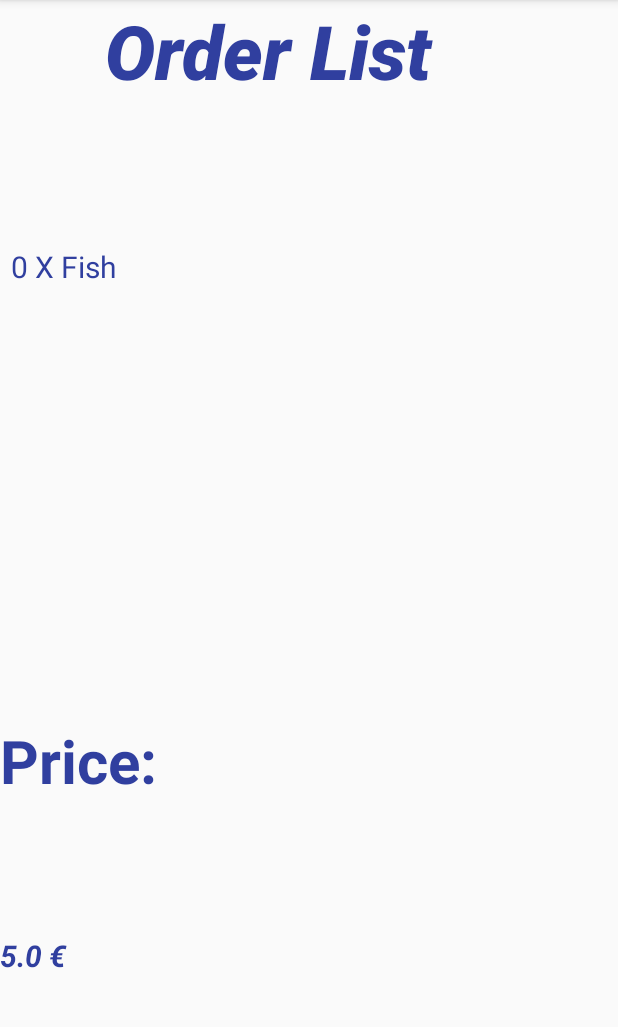
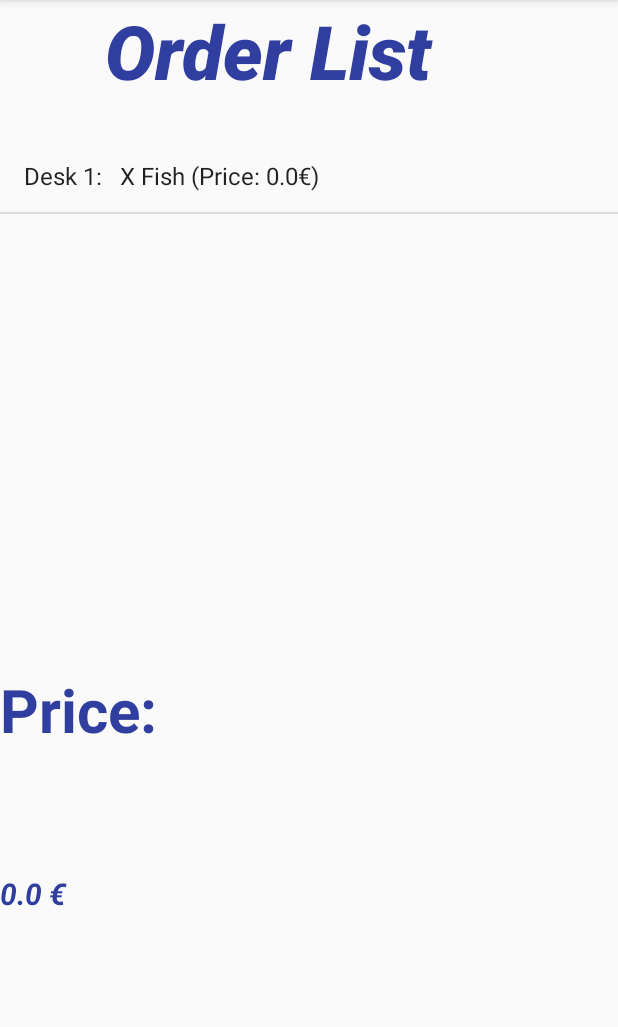
Before and after one commit to omerfatih97/BillCalculater, an Android app: the screen it shows after launch (OrderActivity), after a tap on an icon or button, on a phone screen of 412 x 824 dp, the part 84-1111 px from its top. Run offline under Robolectric (Android 15) with nearby library versions, the phone set to English and light mode, and no system bars; 1 statement that could not run was skipped.

Commit message:
Commit on 24.06.2018

```diff
--- a/app/src/main/java/com/example/fatih/billcalculater/DataHelper.java
+++ b/app/src/main/java/com/example/fatih/billcalculater/DataHelper.java
@@ -5,6 +5,7 @@ import android.content.Context;
 import android.database.Cursor;
 import android.database.sqlite.SQLiteDatabase;
 import android.database.sqlite.SQLiteOpenHelper;
+import android.widget.Toast;
 
 import java.util.ArrayList;
 
@@ -13,13 +14,13 @@ public class DataHelper extends SQLiteOpenHelper {
     public static final String Table_Desk ="desk";
     public static final String Table_Menu ="menu";
     public static final String Table_Order ="ord";
-    public static double top=0;
+
 
     public static final int Database_Version =1;
 
     public static final String Create_Menu ="CREATE TABLE IF NOT EXISTS "+Table_Menu+"(id INTEGER PRIMARY KEY AUTOINCREMENT,food_name STRING NOT NULL UNIQUE,price DOUBLE NOT NULL )";
     public static final String Create_Desk ="CREATE TABLE IF NOT EXISTS "+ Table_Desk +"(id INTEGER PRIMARY KEY AUTOINCREMENT, desk_no STRING NOT NULL UNIQUE )";
-    public static final String Create_Order ="CREATE TABLE IF NOT EXISTS "+ Table_Order +"(id INTEGER PRIMARY KEY AUTOINCREMENT, desk_id STRING NOT NULL, food_id STRING NOT NULL )";
+    public static final String Create_Order ="CREATE TABLE IF NOT EXISTS "+ Table_Order +"(id INTEGER PRIMARY KEY AUTOINCREMENT, desk_id STRING NOT NULL, food_id STRING NOT NULL)";
 
     public static final String Delete_Menu ="DROP TABLE IF EXISTS "+Table_Menu;
     public static final String Delete_Desk ="DROP TABLE IF EXISTS "+Table_Desk;
@@ -38,9 +39,8 @@ public class DataHelper extends SQLiteOpenHelper {
 
     @Override
     public void onUpgrade(SQLiteDatabase db, int oldVersion, int newVersion) {
-        db.execSQL(Delete_Desk);
-        db.execSQL(Delete_Menu);
         db.execSQL(Delete_Order);
+        // Create tables again
         onCreate(db);
     }
 
@@ -81,30 +81,23 @@ public class DataHelper extends SQLiteOpenHelper {
         }
     }
 
-    /* public void insertOrder( String desk_id,String food_id){
-        SQLiteDatabase db = this.getWritableDatabase();
-        db.beginTransaction();
-        ContentValues values;
-        try {
-            values= new ContentValues();
-            values.put("food_id",food_id);
-            values.put("desk_id",desk_id);
-            db.insert(Table_Order,null,values);
-            db.setTransactionSuccessful();
-        }catch (Exception e){
-            e.printStackTrace();
-        }
-        finally {
-            db.endTransaction();
-            db.close();
-        }
-    }
-*/
-    public boolean AddData(String Masa,String Yemek){
+
+    public boolean AddData(String Masa,String Yemek,String Quantity){
         SQLiteDatabase db=this.getWritableDatabase();
         ContentValues contentValues=new ContentValues();
         contentValues.put("desk_id",Masa);
-        contentValues.put("food_id",Yemek);
+
+        Cursor cursor = db.query("menu",null,"food_name=?",new String[]{Yemek},null,null,null);
+        cursor.moveToFirst();
+        Double price = cursor.getDouble(cursor.getColumnIndex("price"));
+        cursor.close();
+        int quan=Integer.parseInt(Quantity);
+        price*=quan;
+
+        //contentValues.put("toplam",price);
+
+        contentValues.put("food_id",Quantity+" X "+Yemek+" (Price: "+price+"€)");
+
         long result=db.insert(Table_Order,null,contentValues);
         if (result==-1){
             return false;
@@ -177,7 +170,8 @@ public class DataHelper extends SQLiteOpenHelper {
                 while (c.moveToNext()){
                     String food_name = c.getString(c.getColumnIndex("food_id"));
                     String desk = c.getString(c.getColumnIndex("desk_id"));
-                    listorder.add(food_name);
+
+                    listorder.add(desk+":  "+food_name);
                 }
             }
             db.setTransactionSuccessful();
@@ -199,17 +193,10 @@ public class DataHelper extends SQLiteOpenHelper {
         String price = cursor.getString(cursor.getColumnIndex("price"));
         cursor.close();
 
+            db.endTransaction();
+            db.close();
+
+
         return price;
     }
-
-    public String findOrders(String desk_id){
-        SQLiteDatabase db = this.getReadableDatabase();
-        db.beginTransaction();
-        Cursor cursor = db.query("ord",null,"desk_id=?",new String[]{desk_id},null,null,null);
-        cursor.moveToFirst();
-        String food = cursor.getString(cursor.getColumnIndex("food_id"));
-        cursor.close();
-
-        return food;
-    }
 }
--- a/app/src/main/java/com/example/fatih/billcalculater/MainActivity.java
+++ b/app/src/main/java/com/example/fatih/billcalculater/MainActivity.java
@@ -4,7 +4,6 @@ import android.content.Intent;
 import android.database.sqlite.SQLiteDatabase;
 import android.os.Bundle;
 import android.support.design.widget.FloatingActionButton;
-import android.support.design.widget.Snackbar;
 import android.support.v7.app.AppCompatActivity;
 import android.view.View;
 import android.view.Menu;
@@ -13,14 +12,11 @@ import android.widget.AdapterView;
 import android.widget.ArrayAdapter;
 import android.widget.Button;
 import android.widget.EditText;
-import android.widget.ListView;
 import android.widget.Spinner;
 import android.widget.TextView;
 import android.widget.Toast;
 
 import java.util.ArrayList;
-import java.util.Arrays;
-import java.util.List;
 
 public class MainActivity extends AppCompatActivity  {
 
@@ -29,9 +25,16 @@ public class MainActivity extends AppCompatActivity  {
     public static final String Quantity = "com.example.fatih.billcalculater.quantity";
     public static final String MenuPos = "com.example.fatih.billcalculater.menupos";
     public static final String DeskPos = "com.example.fatih.billcalculater.deskpos";
-    public static final String list= "com.example.fatih.billcalculater.list";
+
+
+
     DataHelper dataHelper = new DataHelper(this);
     SQLiteDatabase db;
+
+    String[] orderDesk =new String[100];
+
+
+    int i=0;
 
     @Override
     protected void onCreate(Bundle savedInstanceState) {
@@ -57,7 +60,7 @@ public class MainActivity extends AppCompatActivity  {
 
         ArrayList<String>listDesk = dataHelper.getAllDesk();
         final Spinner sp = (Spinner)findViewById(R.id.spinnerDesk);
-        final ArrayAdapter<String>adapter=new ArrayAdapter<String>(this,R.layout.spinner_layout,R.id.Dtxt,listDesk);
+        ArrayAdapter<String>adapter=new ArrayAdapter<String>(this,R.layout.spinner_layout,R.id.Dtxt,listDesk);
 
         sp.setAdapter(adapter);
         spMenu.setAdapter(adapterMenu);
@@ -85,125 +88,88 @@ public class MainActivity extends AppCompatActivity  {
             }
         });
 
-        sp.setOnItemSelectedListener(new AdapterView.OnItemSelectedListener() {
+       sp.setOnItemSelectedListener(new AdapterView.OnItemSelectedListener() {
             @Override
             public void onItemSelected(AdapterView<?> parent, View view, int position, long id) {
                 String Desk_id = (String) parent.getItemAtPosition(position);
                 // Notify the selected item text
-
                 intent.putExtra(DeskPos,Desk_id);
+                orderDesk[0]=Desk_id;
             }
-
             @Override
             public void onNothingSelected(AdapterView<?> parent) {
-
             }
         });
 
+
+
+
         Button addBtn=(Button)findViewById(R.id.buttonAdd);
         addBtn.setOnClickListener(new View.OnClickListener() {
-
+           String gecici=new String();
             @Override
             public void onClick(View v) {
 
 
 
-                EditText quantity = (EditText)findViewById(R.id.editTextQuantity);
-                String Quantity1= quantity.getText().toString();
+                final EditText quantity = (EditText)findViewById(R.id.editTextQuantity);
+                final String Quantity1= quantity.getText().toString();
+                intent.putExtra(Quantity,Quantity1);
+                Double say=Double.parseDouble(intent.getStringExtra(MainActivity.Quantity));
+
+                final TextView order=(TextView) findViewById(R.id.Mtxt);
+                TextView price=(TextView) findViewById(R.id.Mtxt);
+
+                final String ordername=order.getText().toString();
+                String orderprice1=price.getText().toString();
+
+                String orderprice=dataHelper.findPrice(orderprice1);
+
+                    say*=Double.parseDouble(String.valueOf(orderprice));
+                    orderprice=say.toString();
+
+                if(orderDesk[i]!=null){
+                    sp.setOnItemSelectedListener(new AdapterView.OnItemSelectedListener() {
+                        @Override
+                        public void onItemSelected(AdapterView<?> parent, View view, int position, long id) {
+                            String Desk_id=(String)parent.getItemAtPosition(position);
+                            // Notify the selected item text
+                            if(Desk_id!=null)
+                                orderDesk[i]=Desk_id;
+                            else if(orderDesk[i]==null&&Desk_id==null)
+                                orderDesk[i]=orderDesk[i-1];
+
+                        }
+                        @Override
+                        public void onNothingSelected(AdapterView<?> parent) {
+                        }
+                    });
+
+                    if(orderDesk[i]!=null){
+                        gecici=orderDesk[i];
+                    }else
+                        orderDesk[i]=gecici;
+
+
+
+
+                    gecici=orderDesk[i];
+                    //Toast.makeText(MainActivity.this," "+gecici,Toast.LENGTH_LONG).show();
+                    AddData(gecici,ordername,Quantity1);
+
+                    intent.putExtra(DeskPos,orderDesk);
+                    i++;
+                }
+
+
+
+                intent.putExtra(Order_Name,ordername);
+                intent.putExtra(Order_PRICE,orderprice);
                 intent.putExtra(Quantity,Quantity1);
 
 
-                TextView order=(TextView) findViewById(R.id.Mtxt);
-                TextView price=(TextView) findViewById(R.id.Mtxt);
+               // AddData(DeskPos,ordername,Quantity1);
 
-
-
-                String ordername=order.getText().toString();
-                String orderprice1=price.getText().toString();
-
-
-                String orderprice=dataHelper.findPrice(orderprice1);
-
-                intent.putExtra(Order_Name,ordername);
-                intent.putExtra(Order_PRICE,orderprice);
-                AddData(ordername);
-                /*try {
-                spMenu.setOnItemSelectedListener(new AdapterView.OnItemSelectedListener() {
-                    @Override
-                    public void onItemSelected(AdapterView<?> parent, View view, int position, long id) {
-                        String Yemek = (String) parent.getItemAtPosition(position);
-
-                        // Notify the selected item text
-                        AddData(Yemek);
-                        intent.putExtra(MenuPos,Yemek);
-
-                    }
-
-                    @Override
-                    public void onNothingSelected(AdapterView<?> parent) {
-
-                    }
-                });
-
-                sp.setOnItemSelectedListener(new AdapterView.OnItemSelectedListener() {
-                    @Override
-                    public void onItemSelected(AdapterView<?> parent, View view, int position, long id) {
-                        String Desk_id = (String) parent.getItemAtPosition(position);
-                        // Notify the selected item text
-
-                        intent.putExtra(DeskPos,Desk_id);
-                    }
-
-                    @Override
-                    public void onNothingSelected(AdapterView<?> parent) {
-
-                    }
-                });
-                    //Snackbar.make(v, "Oldu!!!", Snackbar.LENGTH_LONG)
-                         //   .setAction("Action", null).show();
-                }catch (Exception e) {
-                    // statements to handle any exceptions
-                    Snackbar.make(v, "Hata!!!", Snackbar.LENGTH_LONG)
-                            .setAction("Action", null).show();
-                }
-
-/*
-                String desk = intent.getStringExtra(MainActivity.DeskPos);
-                String yemek = intent.getStringExtra(MainActivity.MenuPos);
-                EditText quantity = (EditText)findViewById(R.id.editTextQuantity);
-                String QuantityAdd= quantity.getText().toString();
-
-                try {
-                    if(desk=="Desk 1"){
-                        if(yemek=="Fish"){
-                            dataHelper.insertOrder("Desk 1","Fish");
-                        }
-                    if(yemek=="Hamburger"){
-                        dataHelper.insertOrder("Desk 1","Hamburger");
-                    }
-                    if(yemek=="Pizza"){
-                            dataHelper.insertOrder("Desk 1","Pizza");
-                        }
-                    if(yemek=="Döner"){
-                            dataHelper.insertOrder("Desk 1","Döner");
-                        }
-                    if(yemek=="Toast"){
-                            dataHelper.insertOrder("Desk 1","Toast");
-                        }
-
-                }
-
-                    //dataHelper.insertOrder(String.valueOf(desk),String.valueOf(yemek));
-                    desk=desk.toString();
-                    Snackbar.make(v, "Desk: "+" "+desk, Snackbar.LENGTH_LONG)
-                            .setAction("Action", null).show();
-
-                }
-                catch (Exception e) {
-                    // statements to handle any exceptions
-                    Snackbar.make(v, "Hata!!!", Snackbar.LENGTH_LONG)
-                            .setAction("Action", null).show();
-                }*/
             }
         });
 
@@ -211,7 +177,8 @@ public class MainActivity extends AppCompatActivity  {
         delBtn.setOnClickListener(new View.OnClickListener() {
             @Override
             public void onClick(View v) {
-                dataHelper.onUpgrade(db,0,1);
+            dataHelper.onUpgrade(db,1,2);
+
             }
         });
 
@@ -220,25 +187,17 @@ public class MainActivity extends AppCompatActivity  {
         fab.setOnClickListener(new View.OnClickListener() {
             @Override
             public void onClick(View view) {
-
-                EditText quantity = (EditText)findViewById(R.id.editTextQuantity);
-                String Quantity1= quantity.getText().toString();
-                intent.putExtra(Quantity,Quantity1);
-
-                TextView order=(TextView) findViewById(R.id.Mtxt);
-                TextView price=(TextView) findViewById(R.id.Mtxt);
-
-                //dataHelper.insertOrder(""+DeskPos,""+MenuPos);
-
-                String ordername=order.getText().toString();
-                String orderprice1=price.getText().toString();
-
-
-                String orderprice=dataHelper.findPrice(orderprice1);
-
-                intent.putExtra(Order_Name,ordername);
-                intent.putExtra(Order_PRICE,orderprice);
-
+                sp.setOnItemSelectedListener(new AdapterView.OnItemSelectedListener() {
+                    @Override
+                    public void onItemSelected(AdapterView<?> parent, View view, int position, long id) {
+                        String Desk_id = (String) parent.getItemAtPosition(position);
+                        // Notify the selected item text
+                        intent.putExtra(DeskPos,Desk_id);
+                    }
+                    @Override
+                    public void onNothingSelected(AdapterView<?> parent) {
+                    }
+                });
 
                 startActivity(intent);
 
@@ -271,10 +230,10 @@ public class MainActivity extends AppCompatActivity  {
         return super.onOptionsItemSelected(item);
     }
 
-    public void AddData(String newEntry){
-        boolean insertData=dataHelper.AddData( "Desk 1",newEntry);
+    public void AddData(String newDesk,String newOrder,String quantity){
+       boolean insertData=dataHelper.AddData( newDesk,newOrder,quantity);
         if (insertData==true){
-            Toast.makeText(MainActivity.this,"Success",Toast.LENGTH_LONG).show();
+            Toast.makeText(MainActivity.this,"Successfully  Added ",Toast.LENGTH_LONG).show();
         }else {
             Toast.makeText(MainActivity.this,"Wrong",Toast.LENGTH_LONG).show();
         }
--- a/app/src/main/java/com/example/fatih/billcalculater/OrderActivity.java
+++ b/app/src/main/java/com/example/fatih/billcalculater/OrderActivity.java
@@ -2,6 +2,7 @@ package com.example.fatih.billcalculater;
 
 import android.app.ListActivity;
 import android.content.Intent;
+import android.content.SharedPreferences;
 import android.database.Cursor;
 import android.os.Bundle;
 import android.support.v7.app.AppCompatActivity;
@@ -9,6 +10,8 @@ import android.widget.ArrayAdapter;
 import android.widget.ListAdapter;
 import android.widget.ListView;
 import android.widget.TextView;
+
+import java.lang.reflect.Type;
 import java.util.ArrayList;
 import java.util.List;
 
@@ -17,102 +20,44 @@ import android.widget.Toast;
 
 
 public class OrderActivity extends AppCompatActivity {
-/*
-    static final ArrayList<HashMap<String, String>> list = new ArrayList<HashMap<String, String>>();
-
-    @Override
-    protected void onCreate(Bundle savedInstanceState) {
-        super.onCreate(savedInstanceState);
-        setContentView(R.layout.activity_order);
-
-        ArrayAdapter adapter = new ArrayAdapter(this, list, R.layout.activity_order, new String[] {
-                "Desk", "order"}, new int[] {
-                R.id.Dtxt, R.id.Mtxt  });
-
-        addData();
-        setListAdapter(adapter);
-    }
-
-    public void addData() {
-        Intent intent = getIntent();
-        String name=intent.getStringExtra(MainActivity.Order_Name);
-        String desk=intent.getStringExtra(MainActivity.DeskPos);
-        if(name=="Hamburger"){
-            if(desk=="Desk 1"){
-        HashMap<String, String> temp = new HashMap<String, String>();
-        temp.put("Desk", "Desk 1"); // Change to a method for getting current date
-        temp.put("order", getIntent().getExtras().getString("Order_Name"));
-
-        list.add(temp);}
-        }
-    }
-
-    @Override
-    public boolean onCreateOptionsMenu(Menu menu) {
-        // Inflate the menu; this adds items to the action bar if it is present.
-        getMenuInflater().inflate(R.menu.menu_main, menu);
-        return true;
-    }*/
-
 
     DataHelper dataHelper = new DataHelper(this);
 
 
     ListView lv;
+
     @Override
     protected void onCreate(Bundle savedInstanceState) {
         super.onCreate(savedInstanceState);
         setContentView(R.layout.activity_order);
         Intent intent = getIntent();
 
-       String name = intent.getStringExtra(MainActivity.MenuPos);
-        Double Price=(Double.parseDouble( intent.getStringExtra(MainActivity.Order_PRICE)));
-        Double Quantity=(Double.parseDouble(intent.getStringExtra(MainActivity.Quantity)));
-        int quantity=(Integer.parseInt(intent.getStringExtra(MainActivity.Quantity)));
-        Price*=Quantity;
+        Double Price=Double.parseDouble(intent.getStringExtra(MainActivity.Order_PRICE));
+        String Desk=intent.getStringExtra(MainActivity.DeskPos);
+
+        int quantity=Integer.parseInt(intent.getStringExtra(MainActivity.Quantity));
+        Price*=quantity;
+
+        final ArrayList<String>arrayList1=new ArrayList<String>();
+
+        lv=(ListView)findViewById(R.id.listView_lv);
 
 
-        final ArrayList<String>arrayList1=new ArrayList<String>();
-        lv=(ListView)findViewById(R.id.listView_lv);
+                    ArrayList<String> listOrder= dataHelper.getAllOrder();
+                    ArrayAdapter<String>adapter1=new ArrayAdapter<String>(this,android.R.layout.simple_list_item_1,listOrder);
+                    lv.setAdapter(adapter1);
+                    adapter1.notifyDataSetChanged();
+                    Toast.makeText(OrderActivity.this,"Başarı",Toast.LENGTH_LONG).show();
 
-        for (int i=0;i<Quantity;i++){
-            arrayList1.add(getIntent().getExtras().getString("com.example.fatih.billcalculater.ordername"));
-        }
 
-        ArrayAdapter<String>adapter1=new ArrayAdapter<String>(this,android.R.layout.simple_list_item_1,arrayList1);
-        lv.setAdapter(adapter1);
-        adapter1.notifyDataSetChanged();
 
         TextView price= (TextView) findViewById(R.id.textViewPrice);
-        TextView order = (TextView)findViewById(R.id.textViewTotal);
-
-      //  ArrayList<String> listMenu = dataHelper.getAllOrder();
-
-       // ArrayAdapter<String> adapterOrd=new ArrayAdapter<String>(this,R.layout.activity_order,R.id.textViewTotal,listMenu);
-        //lv.setAdapter(adapterOrd);
-
-
-        order.setText(quantity+" X "+name);
         price.setText(Price+" €");
- /*
-        lv=(ListView)findViewById(R.id.listView_lv);
-
-        ArrayList<String>orderList=new ArrayList<>();
-        Cursor data=dataHelper.getListOrder();
-
-        if(data.getCount()==0){
-            Toast.makeText(OrderActivity.this,"Database Empty",Toast.LENGTH_LONG).show();
-        }else {
-            while (data.moveToNext()){
-                orderList.add(data.getString(1));
-                ListAdapter listAdapter=new ArrayAdapter<>(this,android.R.layout.simple_list_item_1 ,orderList);
-                lv.setAdapter(listAdapter);
-            }
-        }*/
 
 
 
 
     }
 
+
 }
--- a/app/src/main/res/layout/activity_order.xml
+++ b/app/src/main/res/layout/activity_order.xml
@@ -10,8 +10,8 @@
     <TextView
         android:id="@+id/Order_List"
         android:layout_width="match_parent"
-        android:layout_height="wrap_content"
-        android:layout_weight="2"
+        android:layout_height="72dp"
+        android:layout_weight="1"
         android:paddingLeft="70dp"
         android:text="Order List"
         android:textAppearance="@style/TextAppearance.AppCompat.SearchResult.Title"
@@ -19,25 +19,17 @@
         android:textSize="50sp"
         android:textStyle="bold|italic" />
 
-    <TextView
-        android:id="@+id/textViewTotal"
-        android:layout_width="match_parent"
-        android:layout_height="219dp"
-        android:layout_margin="7dp"
-        android:layout_weight="2"
-        android:textColor="@color/colorPrimaryDark"
-        android:textSize="20sp" />
-
     <ListView
         android:id="@+id/listView_lv"
         android:layout_width="match_parent"
-        android:layout_height="wrap_content"></ListView>
+        android:layout_height="310dp"
+        android:layout_weight="2"></ListView>
 
     <TextView
         android:id="@+id/textViewShowPrice"
         android:layout_width="match_parent"
-        android:layout_height="wrap_content"
-        android:layout_weight="2"
+        android:layout_height="72dp"
+        android:layout_weight="3"
         android:text="Price:"
         android:textColor="@color/colorPrimaryDark"
         android:textSize="40sp"
@@ -47,7 +39,7 @@
         android:id="@+id/textViewPrice"
         android:layout_width="match_parent"
         android:layout_height="100dp"
-        android:layout_weight="1"
+        android:layout_weight="4"
         android:textColor="@color/colorPrimaryDark"
         android:textSize="20sp"
         android:textStyle="bold|italic" />
```
